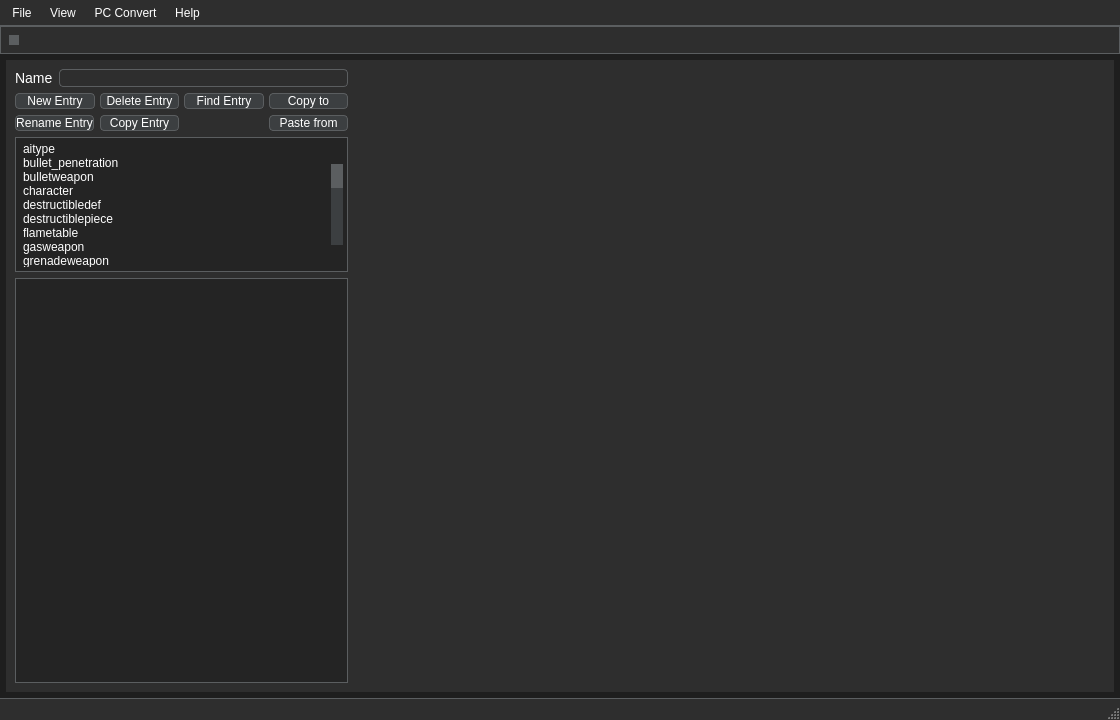
Above: Resources/UI/main_window.ui from Phils-Hub-Org/Call-of-Duty-World-at-War-Mod-Launcher before the change. Below: the same form after it.
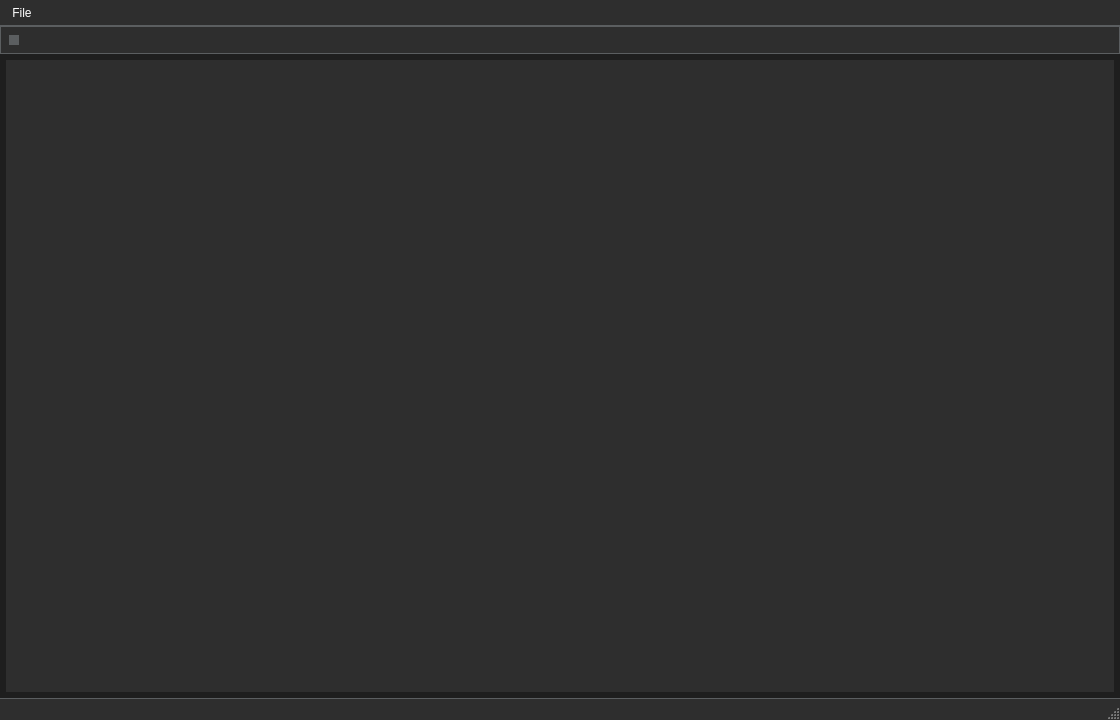
That is the form after the change.

```diff
--- a/Resources/UI/main_window.ui
+++ b/Resources/UI/main_window.ui
@@ -386,556 +386,6 @@
        <property name="bottomMargin">
         <number>0</number>
        </property>
-       <item>
-        <widget class="QFrame" name="frame_4">
-         <property name="maximumSize">
-          <size>
-           <width>351</width>
-           <height>16777215</height>
-          </size>
-         </property>
-         <property name="styleSheet">
-          <string notr="true">QFrame {margin: 0px;}</string>
-         </property>
-         <property name="frameShape">
-          <enum>QFrame::Shape::NoFrame</enum>
-         </property>
-         <property name="frameShadow">
-          <enum>QFrame::Shadow::Raised</enum>
-         </property>
-         <layout class="QVBoxLayout" name="verticalLayout_2">
-          <item>
-           <widget class="QFrame" name="frame_7">
-            <property name="frameShape">
-             <enum>QFrame::Shape::NoFrame</enum>
-            </property>
-            <property name="frameShadow">
-             <enum>QFrame::Shadow::Raised</enum>
-            </property>
-            <layout class="QHBoxLayout" name="horizontalLayout_2">
-             <property name="leftMargin">
-              <number>0</number>
-             </property>
-             <property name="topMargin">
-              <number>0</number>
-             </property>
-             <property name="rightMargin">
-              <number>0</number>
-             </property>
-             <property name="bottomMargin">
-              <number>0</number>
-             </property>
-             <item>
-              <widget class="QLabel" name="label">
-               <property name="text">
-                <string>Name</string>
-               </property>
-              </widget>
-             </item>
-             <item>
-              <widget class="QLineEdit" name="lineEdit"/>
-             </item>
-            </layout>
-           </widget>
-          </item>
-          <item>
-           <widget class="QFrame" name="frame_8">
-            <property name="frameShape">
-             <enum>QFrame::Shape::NoFrame</enum>
-            </property>
-            <property name="frameShadow">
-             <enum>QFrame::Shadow::Raised</enum>
-            </property>
-            <layout class="QVBoxLayout" name="verticalLayout_3">
-             <property name="spacing">
-              <number>6</number>
-             </property>
-             <property name="leftMargin">
-              <number>0</number>
-             </property>
-             <property name="topMargin">
-              <number>0</number>
-             </property>
-             <property name="rightMargin">
-              <number>0</number>
-             </property>
-             <property name="bottomMargin">
-              <number>0</number>
-             </property>
-             <item>
-              <widget class="QFrame" name="frame_9">
-               <property name="frameShape">
-                <enum>QFrame::Shape::NoFrame</enum>
-               </property>
-               <property name="frameShadow">
-                <enum>QFrame::Shadow::Raised</enum>
-               </property>
-               <layout class="QHBoxLayout" name="horizontalLayout_3">
-                <property name="spacing">
-                 <number>5</number>
-                </property>
-                <property name="leftMargin">
-                 <number>0</number>
-                </property>
-                <property name="topMargin">
-                 <number>0</number>
-                </property>
-                <property name="rightMargin">
-                 <number>0</number>
-                </property>
-                <property name="bottomMargin">
-                 <number>0</number>
-                </property>
-                <item>
-                 <widget class="QPushButton" name="pushButton">
-                  <property name="sizePolicy">
-                   <sizepolicy hsizetype="Preferred" vsizetype="Preferred">
-                    <horstretch>0</horstretch>
-                    <verstretch>0</verstretch>
-                   </sizepolicy>
-                  </property>
-                  <property name="minimumSize">
-                   <size>
-                    <width>0</width>
-                    <height>0</height>
-                   </size>
-                  </property>
-                  <property name="maximumSize">
-                   <size>
-                    <width>16777215</width>
-                    <height>16777215</height>
-                   </size>
-                  </property>
-                  <property name="font">
-                   <font>
-                    <pointsize>9</pointsize>
-                   </font>
-                  </property>
-                  <property name="text">
-                   <string>New Entry</string>
-                  </property>
-                 </widget>
-                </item>
-                <item>
-                 <widget class="QPushButton" name="pushButton_2">
-                  <property name="sizePolicy">
-                   <sizepolicy hsizetype="Preferred" vsizetype="Preferred">
-                    <horstretch>0</horstretch>
-                    <verstretch>0</verstretch>
-                   </sizepolicy>
-                  </property>
-                  <property name="minimumSize">
-                   <size>
-                    <width>0</width>
-                    <height>0</height>
-                   </size>
-                  </property>
-                  <property name="maximumSize">
-                   <size>
-                    <width>16777215</width>
-                    <height>16777215</height>
-                   </size>
-                  </property>
-                  <property name="font">
-                   <font>
-                    <pointsize>9</pointsize>
-                   </font>
-                  </property>
-                  <property name="text">
-                   <string>Delete Entry</string>
-                  </property>
-                 </widget>
-                </item>
-                <item>
-                 <widget class="QPushButton" name="pushButton_3">
-                  <property name="sizePolicy">
-                   <sizepolicy hsizetype="Preferred" vsizetype="Preferred">
-                    <horstretch>0</horstretch>
-                    <verstretch>0</verstretch>
-                   </sizepolicy>
-                  </property>
-                  <property name="minimumSize">
-                   <size>
-                    <width>0</width>
-                    <height>0</height>
-                   </size>
-                  </property>
-                  <property name="maximumSize">
-                   <size>
-                    <width>16777215</width>
-                    <height>16777215</height>
-                   </size>
-                  </property>
-                  <property name="font">
-                   <font>
-                    <pointsize>9</pointsize>
-                   </font>
-                  </property>
-                  <property name="text">
-                   <string>Find Entry</string>
-                  </property>
-                 </widget>
-                </item>
-                <item>
-                 <widget class="QPushButton" name="pushButton_4">
-                  <property name="sizePolicy">
-                   <sizepolicy hsizetype="Preferred" vsizetype="Preferred">
-                    <horstretch>0</horstretch>
-                    <verstretch>0</verstretch>
-                   </sizepolicy>
-                  </property>
-                  <property name="minimumSize">
-                   <size>
-                    <width>0</width>
-                    <height>0</height>
-                   </size>
-                  </property>
-                  <property name="maximumSize">
-                   <size>
-                    <width>16777215</width>
-                    <height>16777215</height>
-                   </size>
-                  </property>
-                  <property name="font">
-                   <font>
-                    <pointsize>9</pointsize>
-                   </font>
-                  </property>
-                  <property name="text">
-                   <string>Copy to</string>
-                  </property>
-                 </widget>
-                </item>
-               </layout>
-              </widget>
-             </item>
-             <item>
-              <widget class="QFrame" name="frame_11">
-               <property name="frameShape">
-                <enum>QFrame::Shape::NoFrame</enum>
-               </property>
-               <property name="frameShadow">
-                <enum>QFrame::Shadow::Raised</enum>
-               </property>
-               <layout class="QHBoxLayout" name="horizontalLayout_5">
-                <property name="spacing">
-                 <number>5</number>
-                </property>
-                <property name="leftMargin">
-                 <number>0</number>
-                </property>
-                <property name="topMargin">
-                 <number>0</number>
-                </property>
-                <property name="rightMargin">
-                 <number>0</number>
-                </property>
-                <property name="bottomMargin">
-                 <number>0</number>
-                </property>
-                <item alignment="Qt::AlignmentFlag::AlignLeft">
-                 <widget class="QFrame" name="frame_2">
-                  <property name="frameShape">
-                   <enum>QFrame::Shape::NoFrame</enum>
-                  </property>
-                  <property name="frameShadow">
-                   <enum>QFrame::Shadow::Raised</enum>
-                  </property>
-                  <layout class="QHBoxLayout" name="horizontalLayout_4">
-                   <property name="leftMargin">
-                    <number>0</number>
-                   </property>
-                   <property name="topMargin">
-                    <number>0</number>
-                   </property>
-                   <property name="rightMargin">
-                    <number>0</number>
-                   </property>
-                   <property name="bottomMargin">
-                    <number>0</number>
-                   </property>
-                   <item>
-                    <widget class="QPushButton" name="pushButton_8">
-                     <property name="sizePolicy">
-                      <sizepolicy hsizetype="Preferred" vsizetype="Preferred">
-                       <horstretch>0</horstretch>
-                       <verstretch>0</verstretch>
-                      </sizepolicy>
-                     </property>
-                     <property name="minimumSize">
-                      <size>
-                       <width>79</width>
-                       <height>0</height>
-                      </size>
-                     </property>
-                     <property name="maximumSize">
-                      <size>
-                       <width>16777215</width>
-                       <height>16777215</height>
-                      </size>
-                     </property>
-                     <property name="font">
-                      <font>
-                       <pointsize>9</pointsize>
-                      </font>
-                     </property>
-                     <property name="text">
-                      <string>Rename Entry</string>
-                     </property>
-                    </widget>
-                   </item>
-                   <item>
-                    <widget class="QPushButton" name="pushButton_10">
-                     <property name="sizePolicy">
-                      <sizepolicy hsizetype="Preferred" vsizetype="Preferred">
-                       <horstretch>0</horstretch>
-                       <verstretch>0</verstretch>
-                      </sizepolicy>
-                     </property>
-                     <property name="minimumSize">
-                      <size>
-                       <width>79</width>
-                       <height>0</height>
-                      </size>
-                     </property>
-                     <property name="maximumSize">
-                      <size>
-                       <width>16777215</width>
-                       <height>16777215</height>
-                      </size>
-                     </property>
-                     <property name="font">
-                      <font>
-                       <pointsize>9</pointsize>
-                      </font>
-                     </property>
-                     <property name="text">
-                      <string>Copy Entry</string>
-                     </property>
-                    </widget>
-                   </item>
-                  </layout>
-                 </widget>
-                </item>
-                <item alignment="Qt::AlignmentFlag::AlignRight">
-                 <widget class="QPushButton" name="pushButton_11">
-                  <property name="sizePolicy">
-                   <sizepolicy hsizetype="Preferred" vsizetype="Preferred">
-                    <horstretch>0</horstretch>
-                    <verstretch>0</verstretch>
-                   </sizepolicy>
-                  </property>
-                  <property name="minimumSize">
-                   <size>
-                    <width>79</width>
-                    <height>0</height>
-                   </size>
-                  </property>
-                  <property name="maximumSize">
-                   <size>
-                    <width>16777215</width>
-                    <height>16777215</height>
-                   </size>
-                  </property>
-                  <property name="font">
-                   <font>
-                    <pointsize>9</pointsize>
-                   </font>
-                  </property>
-                  <property name="text">
-                   <string>Paste from</string>
-                  </property>
-                 </widget>
-                </item>
-               </layout>
-              </widget>
-             </item>
-            </layout>
-           </widget>
-          </item>
-          <item>
-           <widget class="QFrame" name="frame_5">
-            <property name="styleSheet">
-             <string notr="true">QListWidget {background-color: #242424;}</string>
-            </property>
-            <property name="frameShape">
-             <enum>QFrame::Shape::NoFrame</enum>
-            </property>
-            <property name="frameShadow">
-             <enum>QFrame::Shadow::Raised</enum>
-            </property>
-            <layout class="QVBoxLayout" name="verticalLayout_5" stretch="1,3">
-             <property name="leftMargin">
-              <number>0</number>
-             </property>
-             <property name="topMargin">
-              <number>0</number>
-             </property>
-             <property name="rightMargin">
-              <number>0</number>
-             </property>
-             <property name="bottomMargin">
-              <number>0</number>
-             </property>
-             <item>
-              <widget class="QListWidget" name="listWidget">
-               <property name="styleSheet">
-                <string notr="true"/>
-               </property>
-               <property name="frameShape">
-                <enum>QFrame::Shape::NoFrame</enum>
-               </property>
-               <property name="horizontalScrollBarPolicy">
-                <enum>Qt::ScrollBarPolicy::ScrollBarAlwaysOff</enum>
-               </property>
-               <item>
-                <property name="text">
-                 <string>aitype</string>
-                </property>
-               </item>
-               <item>
-                <property name="text">
-                 <string>bullet_penetration</string>
-                </property>
-               </item>
-               <item>
-                <property name="text">
-                 <string>bulletweapon</string>
-                </property>
-               </item>
-               <item>
-                <property name="text">
-                 <string>character</string>
-                </property>
-               </item>
-               <item>
-                <property name="text">
-                 <string>destructibledef</string>
-                </property>
-               </item>
-               <item>
-                <property name="text">
-                 <string>destructiblepiece</string>
-                </property>
-               </item>
-               <item>
-                <property name="text">
-                 <string>flametable</string>
-                </property>
-               </item>
-               <item>
-                <property name="text">
-                 <string>gasweapon</string>
-                </property>
-               </item>
-               <item>
-                <property name="text">
-                 <string>grenadeweapon</string>
-                </property>
-               </item>
-               <item>
-                <property name="text">
-                 <string>level</string>
-                </property>
-               </item>
-               <item>
-                <property name="text">
-                 <string>light</string>
-                </property>
-               </item>
-               <item>
-                <property name="text">
-                 <string>locdmgtable</string>
-                </property>
-               </item>
-               <item>
-                <property name="text">
-                 <string>material</string>
-                </property>
-               </item>
-               <item>
-                <property name="text">
-                 <string>material_factory</string>
-                </property>
-               </item>
-               <item>
-                <property name="text">
-                 <string>mptype</string>
-                </property>
-               </item>
-               <item>
-                <property name="text">
-                 <string>physconstraints</string>
-                </property>
-               </item>
-               <item>
-                <property name="text">
-                 <string>physpreset</string>
-                </property>
-               </item>
-               <item>
-                <property name="text">
-                 <string>projectileweapon</string>
-                </property>
-               </item>
-               <item>
-                <property name="text">
-                 <string>rumble</string>
-                </property>
-               </item>
-               <item>
-                <property name="text">
-                 <string>turretweapon</string>
-                </property>
-               </item>
-               <item>
-                <property name="text">
-                 <string>vehicle</string>
-                </property>
-               </item>
-               <item>
-                <property name="text">
-                 <string>vehiclephysparams</string>
-                </property>
-               </item>
-               <item>
-                <property name="text">
-                 <string>vehicleweapon</string>
-                </property>
-               </item>
-               <item>
-                <property name="text">
-                 <string>xanim</string>
-                </property>
-               </item>
-               <item>
-                <property name="text">
-                 <string>xmodel</string>
-                </property>
-               </item>
-               <item>
-                <property name="text">
-                 <string>xmodelalias</string>
-                </property>
-               </item>
-              </widget>
-             </item>
-             <item>
-              <widget class="QListWidget" name="listWidget_2">
-               <property name="frameShape">
-                <enum>QFrame::Shape::NoFrame</enum>
-               </property>
-               <property name="horizontalScrollBarPolicy">
-                <enum>Qt::ScrollBarPolicy::ScrollBarAlwaysOff</enum>
-               </property>
-              </widget>
-             </item>
-            </layout>
-           </widget>
-          </item>
-         </layout>
-        </widget>
-       </item>
        <item>
         <widget class="QFrame" name="frame">
          <property name="sizePolicy">
@@ -994,41 +444,9 @@
     <property name="title">
      <string>File</string>
     </property>
-    <addaction name="actionNew"/>
-    <addaction name="actionOpen"/>
-    <addaction name="separator"/>
-    <addaction name="actionSave"/>
-    <addaction name="actionSave_As"/>
-    <addaction name="separator"/>
-    <addaction name="actionAssociate_File_Types"/>
-    <addaction name="separator"/>
-    <addaction name="actionExit"/>
-   </widget>
-   <widget class="QMenu" name="menuView">
-    <property name="title">
-     <string>View</string>
-    </property>
-    <addaction name="actionToolbar"/>
-    <addaction name="actionStatus_Bar"/>
-   </widget>
-   <widget class="QMenu" name="menuPC_Convert">
-    <property name="title">
-     <string>PC Convert</string>
-    </property>
-    <addaction name="actionCurrent_Asset_Only_2"/>
-    <addaction name="separator"/>
-    <addaction name="actionAll_Assets"/>
-   </widget>
-   <widget class="QMenu" name="menuHelp">
-    <property name="title">
-     <string>Help</string>
-    </property>
-    <addaction name="actionAbout_asset_manager"/>
+    <addaction name="actionAbout"/>
    </widget>
    <addaction name="menuFile"/>
-   <addaction name="menuView"/>
-   <addaction name="menuPC_Convert"/>
-   <addaction name="menuHelp"/>
   </widget>
   <action name="actionAbout_asset_manager">
    <property name="text">
```
Left out of the diff: 81 changed lines with no effect on the pictures.
